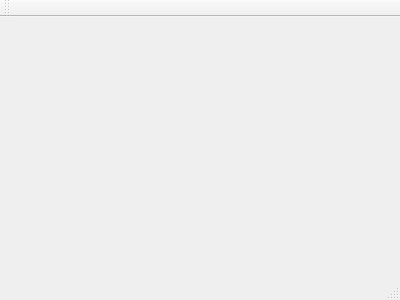
Qt form mainwindow.ui (Y-codercreator/Code_Dame) before a commit.
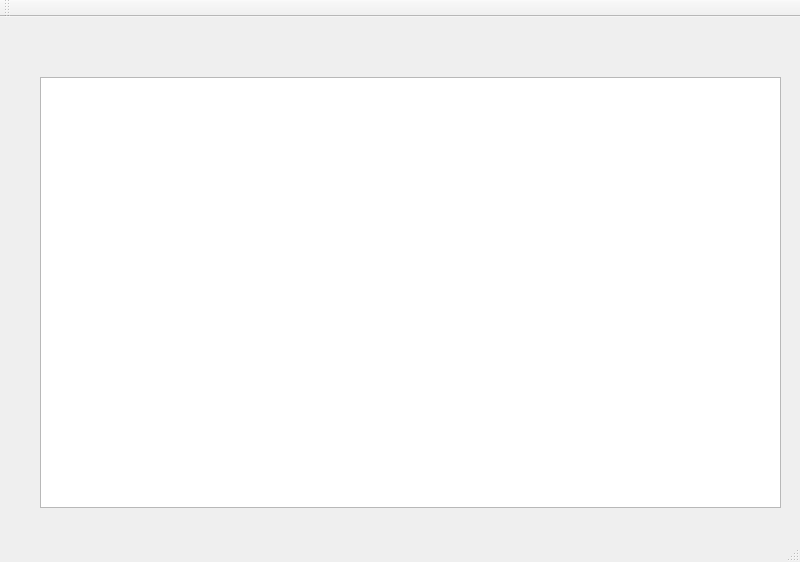
The same form after that commit.

What changed in the file:
```diff
--- a/mainwindow.ui
+++ b/mainwindow.ui
@@ -1,24 +1,50 @@
 <ui version="4.0">
  <class>MainWindow</class>
- <widget class="QMainWindow" name="MainWindow" >
-  <property name="geometry" >
+ <widget class="QMainWindow" name="MainWindow">
+  <property name="geometry">
    <rect>
     <x>0</x>
     <y>0</y>
-    <width>400</width>
-    <height>300</height>
+    <width>800</width>
+    <height>562</height>
    </rect>
   </property>
   <property name="windowTitle" >
    <string>MainWindow</string>
   </property>
-  <widget class="QMenuBar" name="menuBar" />
-  <widget class="QToolBar" name="mainToolBar" />
-  <widget class="QWidget" name="centralWidget" />
-  <widget class="QStatusBar" name="statusBar" />
+  <widget class="QWidget" name="centralWidget">
+   <widget class="QGraphicsView" name="graphicsView">
+    <property name="geometry">
+     <rect>
+      <x>40</x>
+      <y>60</y>
+      <width>741</width>
+      <height>431</height>
+     </rect>
+    </property>
+   </widget>
+  </widget>
+  <widget class="QMenuBar" name="menuBar">
+   <property name="geometry">
+    <rect>
+     <x>0</x>
+     <y>0</y>
+     <width>800</width>
+     <height>21</height>
+    </rect>
+   </property>
+  </widget>
+  <widget class="QToolBar" name="mainToolBar">
+   <attribute name="toolBarArea">
+    <enum>TopToolBarArea</enum>
+   </attribute>
+   <attribute name="toolBarBreak">
+    <bool>false</bool>
+   </attribute>
+  </widget>
+  <widget class="QStatusBar" name="statusBar"/>
  </widget>
- <layoutDefault spacing="6" margin="11" />
- <pixmapfunction></pixmapfunction>
+ <layoutdefault spacing="6" margin="11"/>
  <resources/>
  <connections/>
 </ui>
```
Left out of the diff: 3 changed lines with no effect on the pictures.
